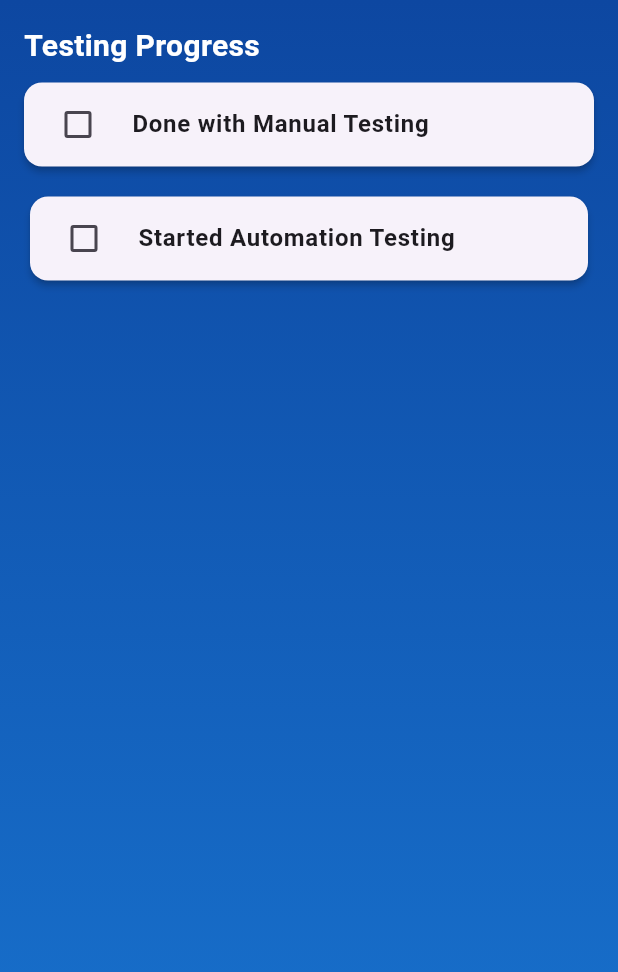
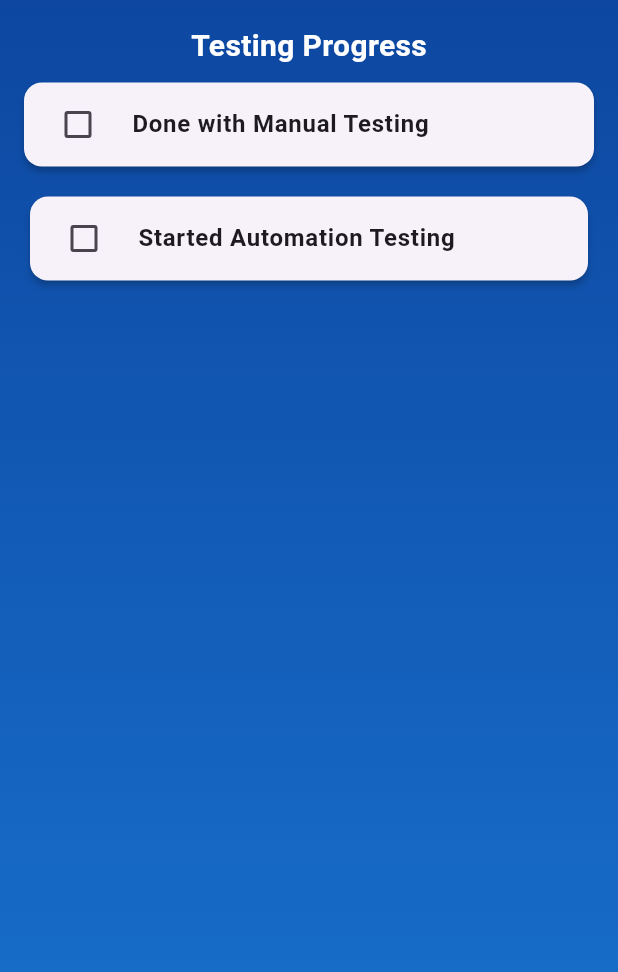
Before and after one commit to aryanbeni/proudtester, a Flutter app: the ExplorePage screen opened directly, on a phone screen of 412 x 824 dp. Shown: the top 972 px of the screen. Run offline on Flutter 3.47's test engine with Material 3 defaults, Android fonts, the phone set to English and light mode, and no system bars; our stand-ins replace permission_handler, webview_flutter; missing offline and left inert: webview_flutter_android, webview_flutter_wkwebview.

Commit message:
changes in explore page

```diff
--- a/lib/explore_page.dart
+++ b/lib/explore_page.dart
@@ -34,11 +34,14 @@ class _ExplorePageState extends State<ExplorePage> {
             child: Column(
               crossAxisAlignment: CrossAxisAlignment.start,
               children: [
-                Text('Testing Progress',style: TextStyle(
-                  color: Colors.white,
-                  fontSize: 20,
-                  fontWeight: FontWeight.bold,
-                ),),
+                Center(
+                  child: Text('Testing Progress',style: TextStyle(
+                    color: Colors.white,
+                    fontSize: 20,
+                    fontWeight: FontWeight.bold,
+                  ),
+                  ),
+                ),
                 const SizedBox(height: 10),
                 Card(
                   elevation: 2,
```
